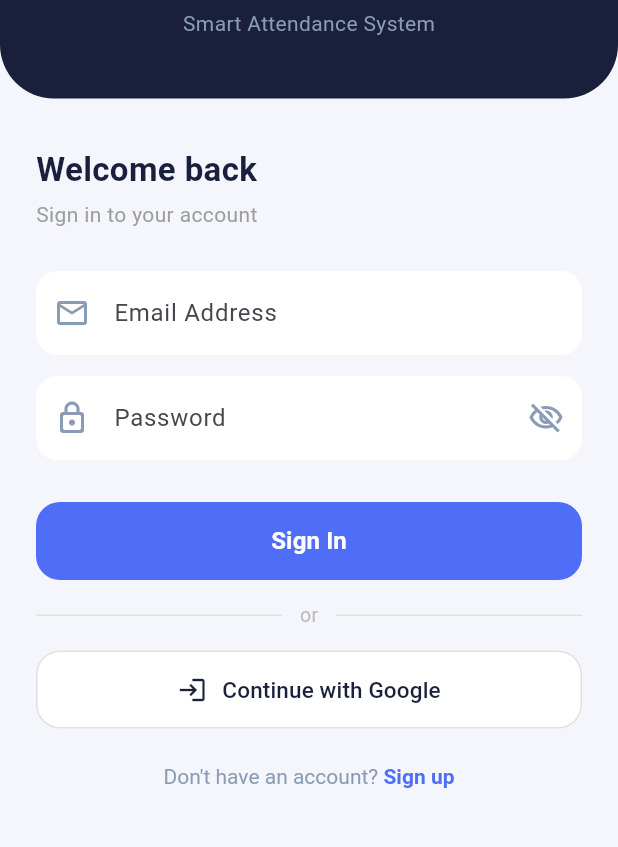
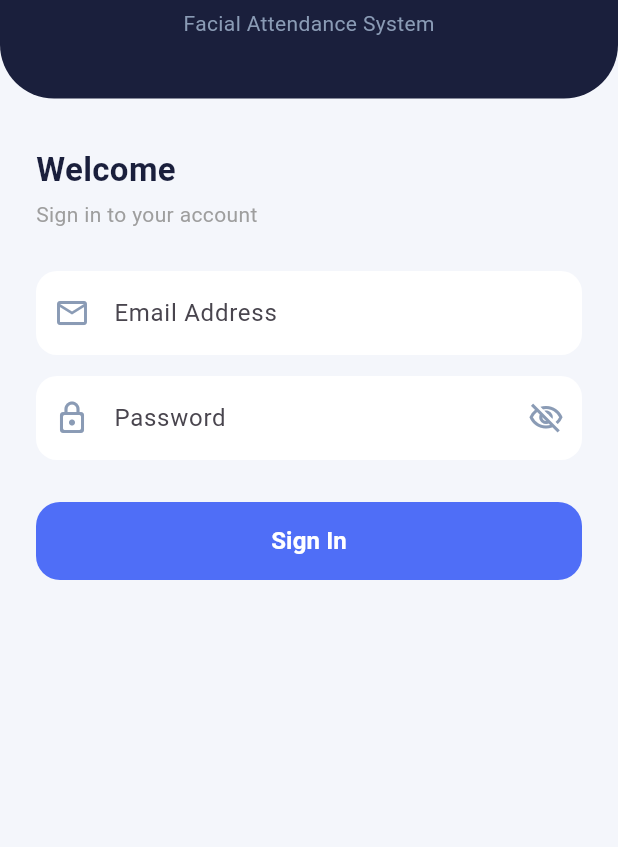
Before and after one commit to Nant23/facelog, a Flutter app: the screen it shows after launch, on a phone screen of 412 x 824 dp, the part 275-1122 px from its top. Run offline on Flutter 3.47's test engine with Material 3 defaults, Android fonts, the phone set to English and light mode, and no system bars; our stand-ins replace cloud_firestore, firebase_auth, firebase_core, firebase_messaging, flutter_local_notifications; accounts and stored records are empty.

```diff
--- a/lib/login_page.dart
+++ b/lib/login_page.dart
@@ -1,5 +1,4 @@
 import 'package:cloud_firestore/cloud_firestore.dart';
-import 'package:facelog/signup_page.dart';
 import 'package:facelog/student/student_main_page.dart';
 import 'package:facelog/teacher/teacher_main_page.dart';
 import 'package:flutter/material.dart';
@@ -22,7 +21,7 @@ class _LoginPageState extends State<LoginPage> {
 
   bool _obscurePassword = true;
   bool _isLoading = false;
-  bool _isGoogleLoading = false;
+
 
   Future<void> login() async {
     if (!_formKey.currentState!.validate()) return;
@@ -67,39 +66,6 @@ class _LoginPageState extends State<LoginPage> {
     }
   }
 
-  Future<void> signInWithGoogle() async {
-    setState(() => _isGoogleLoading = true);
-    try {
-      final provider = GoogleAuthProvider();
-      final userCredential = await FirebaseAuth.instance.signInWithProvider(provider);
-      final user = userCredential.user;
-      if (user == null) throw Exception("Google login failed");
-
-      final token = await FirebaseMessaging.instance.getToken();
-      final userRef = FirebaseFirestore.instance.collection("users").doc(user.uid);
-      final userDoc = await userRef.get();
-
-      if (!userDoc.exists) {
-        await userRef.set({
-          "email": user.email,
-          "name": user.displayName,
-          "role": "student",
-          "fcmToken": token,
-          "createdAt": FieldValue.serverTimestamp(),
-        });
-      } else {
-        await userRef.update({"fcmToken": token});
-      }
-
-      final updatedDoc = await userRef.get();
-      final role = updatedDoc.get("role");
-      _navigateToRolePage(role);
-    } catch (e) {
-      _showSnack("Google sign-in failed", isError: true);
-    } finally {
-      if (mounted) setState(() => _isGoogleLoading = false);
-    }
-  }
 
   void _navigateToRolePage(String role) {
     if (role == "student") {
@@ -172,7 +138,7 @@ class _LoginPageState extends State<LoginPage> {
                     ),
                     const SizedBox(height: 6),
                     const Text(
-                      'Smart Attendance System',
+                      'Facial Attendance System',
                       style: TextStyle(color: Color(0xFF8A9BB5), fontSize: 14),
                     ),
                   ],
@@ -188,7 +154,7 @@ class _LoginPageState extends State<LoginPage> {
                     crossAxisAlignment: CrossAxisAlignment.start,
                     children: [
                       const Text(
-                        'Welcome back',
+                        'Welcome',
                         style: TextStyle(fontSize: 22, fontWeight: FontWeight.bold, color: Color(0xFF1A1F3C)),
                       ),
                       const SizedBox(height: 4),
@@ -275,70 +241,11 @@ class _LoginPageState extends State<LoginPage> {
 
                       const SizedBox(height: 14),
 
-                      // Divider
-                      Row(
-                        children: [
-                          Expanded(child: Divider(color: Colors.grey.shade300)),
-                          Padding(
-                            padding: const EdgeInsets.symmetric(horizontal: 12),
-                            child: Text('or', style: TextStyle(color: Colors.grey.shade400, fontSize: 13)),
-                          ),
-                          Expanded(child: Divider(color: Colors.grey.shade300)),
-                        ],
-                      ),
 
-                      const SizedBox(height: 14),
-
-                      // Google Button
-                      SizedBox(
-                        width: double.infinity,
-                        height: 52,
-                        child: OutlinedButton(
-                          onPressed: _isGoogleLoading ? null : signInWithGoogle,
-                          style: OutlinedButton.styleFrom(
-                            foregroundColor: const Color(0xFF1A1F3C),
-                            side: BorderSide(color: Colors.grey.shade300),
-                            shape: RoundedRectangleBorder(borderRadius: BorderRadius.circular(16)),
-                            backgroundColor: Colors.white,
-                          ),
-                          child: _isGoogleLoading
-                              ? const SizedBox(width: 22, height: 22, child: CircularProgressIndicator(strokeWidth: 2))
-                              : Row(
-                                  mainAxisAlignment: MainAxisAlignment.center,
-                                  children: [
-                                    Image.network(
-                                      'https://www.gstatic.com/firebasejs/ui/2.0.0/images/auth/google.svg',
-                                      width: 20,
-                                      height: 20,
-                                      errorBuilder: (_, __, ___) => const Icon(Icons.login, size: 20),
-                                    ),
-                                    const SizedBox(width: 10),
-                                    const Text('Continue with Google', style: TextStyle(fontSize: 15, fontWeight: FontWeight.w500)),
-                                  ],
-                                ),
-                        ),
-                      ),
 
                       const SizedBox(height: 24),
 
-                      // Sign up link
-                      Center(
-                        child: GestureDetector(
-                          onTap: () => Navigator.push(context, MaterialPageRoute(builder: (_) => const SignUpPage())),
-                          child: RichText(
-                            text: const TextSpan(
-                              text: "Don't have an account? ",
-                              style: TextStyle(color: Color(0xFF8A9BB5), fontSize: 14),
-                              children: [
-                                TextSpan(
-                                  text: 'Sign up',
-                                  style: TextStyle(color: Color(0xFF4F6EF7), fontWeight: FontWeight.bold),
-                                ),
-                              ],
-                            ),
-                          ),
-                        ),
-                      ),
+
                     ],
                   ),
                 ),
```
Also changed, not shown: lib/signup_page.dart (deleted, +0 -323 lines).
